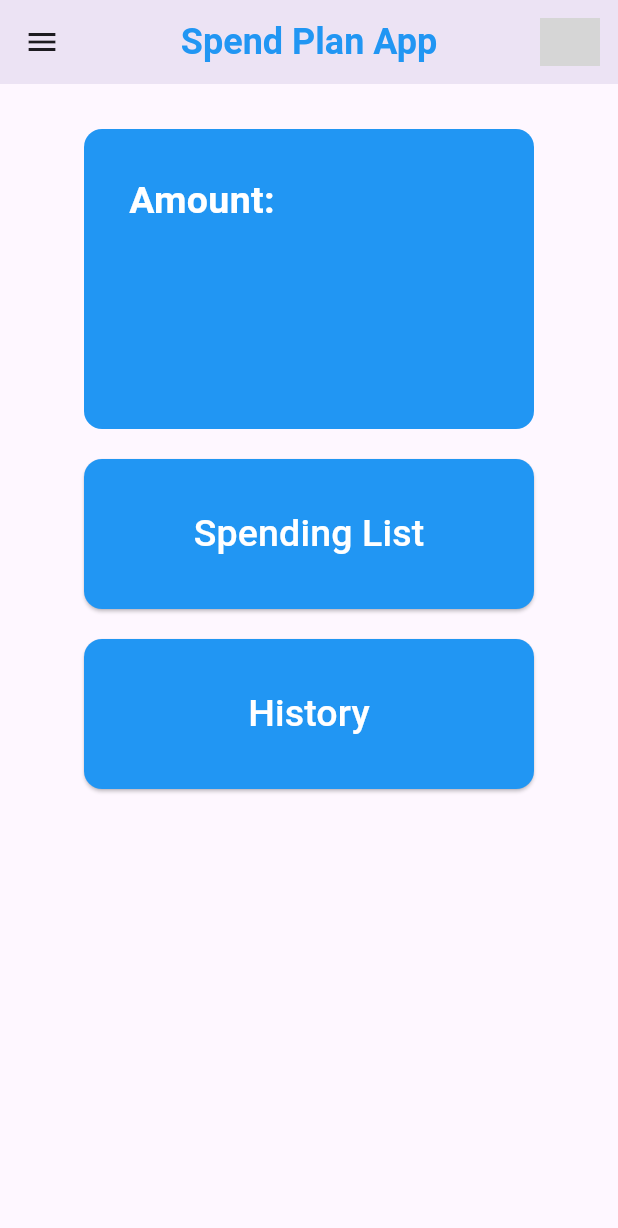
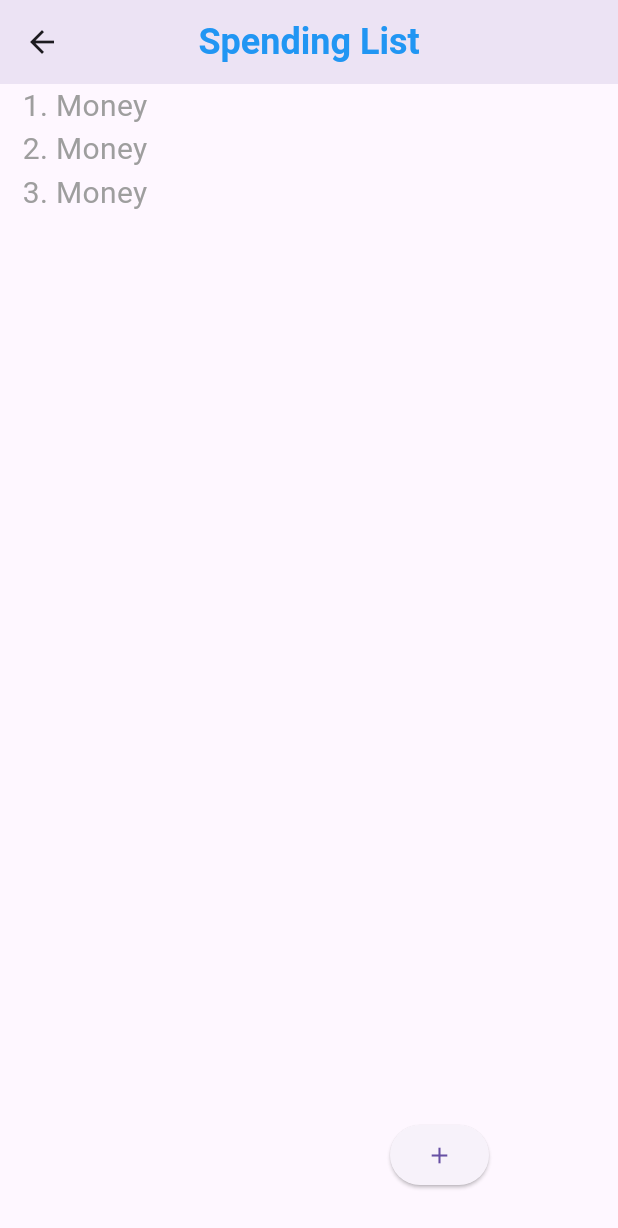
Before and after one commit to Ponlork-PK/money_planning, a Flutter app: the screen it shows after launch, on a phone screen of 412 x 824 dp. Shown: the top 1228 px of the screen. Run offline on Flutter 3.47's test engine with Material 3 defaults, Android fonts, the phone set to English and light mode, and no system bars; grey boxes are pictures that could not be loaded.

Commit message:
12/5/2025

```diff
--- a/lib/myapp.dart
+++ b/lib/myapp.dart
@@ -1,5 +1,7 @@
 import 'package:flutter/material.dart';
-import 'package:money_planning/screen/homescreen.dart';
+// import 'package:money_planning/screen/homescreen.dart';
+import 'package:money_planning/screen/list_screen.dart';
+
 
 class MyApp extends StatelessWidget {
   const MyApp({super.key});
@@ -8,7 +10,7 @@ class MyApp extends StatelessWidget {
   Widget build(BuildContext context) {
     return MaterialApp(
       title: 'money spending',
-      home: HomeScreen(),
+      home: ListScreen(),
     );
   }
 }
--- /dev/null
+++ b/lib/screen/list_screen.dart
@@ -0,0 +1,74 @@
+import 'package:flutter/material.dart';
+
+class ListScreen extends StatelessWidget {
+  const ListScreen({super.key});
+
+  @override
+  Widget build(BuildContext context) {
+    return Scaffold(
+      appBar: AppBar(
+        leading: IconButton(
+          onPressed: () {},
+          icon: Icon(
+            Icons.arrow_back,
+          ),
+        ),
+        centerTitle: true,
+        title: Text(
+          'Spending List',
+          style: TextStyle(
+            fontSize: 24,
+            color: Colors.blue,
+            fontWeight: FontWeight.bold,
+          ),
+        ),
+        elevation: 8,
+      ),
+      body: Stack(
+        clipBehavior: Clip.none,
+        children: [
+          Padding(
+            padding: const EdgeInsets.only(right: 15.0, left: 15),
+            child: Positioned(
+              left: 10,
+              top: 50,
+              child: Column(
+                children: [
+                  Text(
+                    "1. Money ",
+                    style: TextStyle(
+                      fontSize: 20,
+                      color: Colors.grey,
+                    ),
+                  ),
+                  Text(
+                    "2. Money ",
+                    style: TextStyle(
+                      fontSize: 20,
+                      color: Colors.grey,
+                    ),
+                  ),
+                  Text(
+                    "3. Money ",
+                    style: TextStyle(
+                      fontSize: 20,
+                      color: Colors.grey,
+                    ),
+                  ),
+                ],
+              ),
+            ),
+          ),
+          Positioned(
+            left: 260,
+            bottom: 30,
+            child: ElevatedButton(
+              onPressed: (){},
+              child: Icon(Icons.add,),
+            ),
+          ),
+        ],
+      ),
+    );
+  }
+}
```
